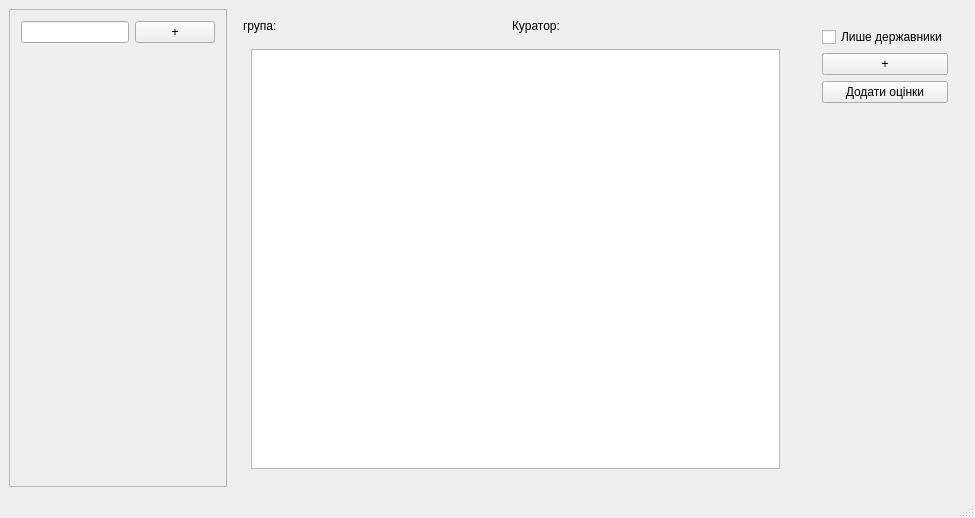
Old version of the form Kursova/EducationProgressForms/educationprogressmainwindow.ui in the repository zzvanyazz/Kursova.
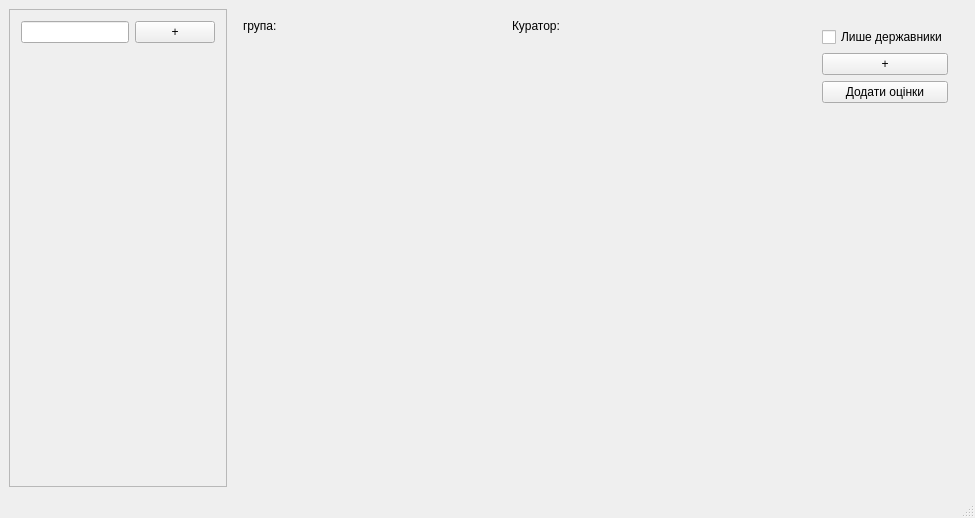
New version of the form.

```diff
--- a/Kursova/EducationProgressForms/educationprogressmainwindow.ui
+++ b/Kursova/EducationProgressForms/educationprogressmainwindow.ui
@@ -227,8 +227,20 @@
           </sizepolicy>
          </property>
          <layout class="QHBoxLayout" name="horizontalLayout_4">
+          <property name="leftMargin">
+           <number>0</number>
+          </property>
+          <property name="topMargin">
+           <number>0</number>
+          </property>
+          <property name="rightMargin">
+           <number>0</number>
+          </property>
+          <property name="bottomMargin">
+           <number>0</number>
+          </property>
           <item>
-           <widget class="QTableView" name="tableView"/>
+           <layout class="QGridLayout" name="Table"/>
           </item>
          </layout>
         </widget>
```
Left out of the diff: 6 changed lines with no effect on the pictures.
